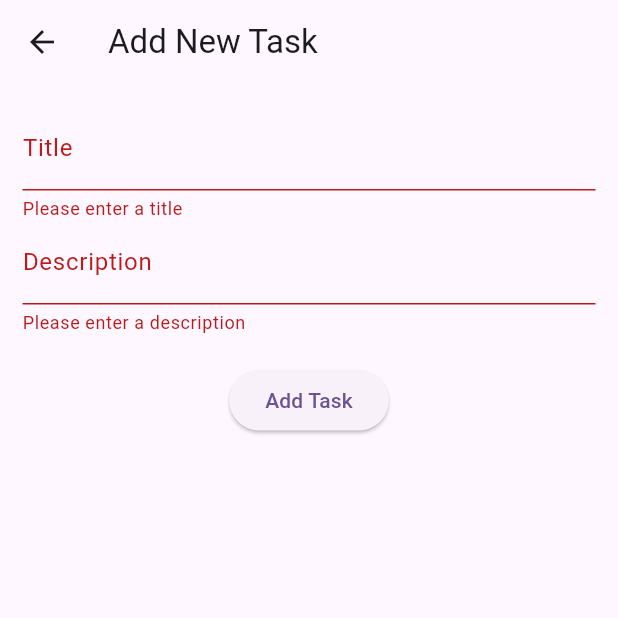
After one commit to frank7841/Task-Management-App, a Flutter app: the TaskDetailScreen screen opened directly, after a tap on "Add Task", on a phone screen of 412 x 824 dp, the top half of it. The commit adds this screen. Run offline on Flutter 3.47's test engine with Material 3 defaults, Android fonts, the phone set to English and light mode, and no system bars; our stand-ins replace firebase_core, flutter_riverpod, hive, hive_flutter; accounts and stored records are empty.

Commit message:
Added task details screen and task item screen

```diff
--- a/lib/screens/home_screen.dart
+++ b/lib/screens/home_screen.dart
@@ -1,6 +1,8 @@
 import 'package:flutter/material.dart';
 import 'package:flutter_riverpod/flutter_riverpod.dart';
 import 'package:task_management_app/providers/task_provider.dart';
+import 'package:task_management_app/screens/task_detail_screen.dart';
+import 'package:task_management_app/widgets/task_item.dart';
 
 import '../models/task.dart';
 
@@ -16,14 +18,7 @@ class HomeScreen extends ConsumerWidget {
         itemCount: tasks.length,
         itemBuilder: (context, index) {
           final task = tasks[index];
-          return ListTile(
-            title: Text(task.title),
-            subtitle: Text(task.description),
-            trailing: Checkbox(
-              value: task.isDone,
-              onChanged: (value) {},
-            ),
-          );
+          return TaskItem(task: task);
         },
       ),
       floatingActionButton: FloatingActionButton(
@@ -35,6 +30,7 @@ class HomeScreen extends ConsumerWidget {
                   description: 'Description ${tasks.length + 1}',
                 ),
               );
+          Navigator.push(context, MaterialPageRoute(builder: (_) => TaskDetailScreen()));
         },
         child: const Icon(Icons.add),
       ),
--- /dev/null
+++ b/lib/screens/task_detail_screen.dart
@@ -0,0 +1,70 @@
+import 'package:flutter/material.dart';
+import 'package:flutter_riverpod/flutter_riverpod.dart';
+
+import '../models/task.dart';
+import '../providers/task_provider.dart';
+
+class TaskDetailScreen extends ConsumerWidget{
+  final _basicFormKey = GlobalKey<FormState>();
+  final _titleController = TextEditingController();
+  final _descriptionController = TextEditingController();
+  @override
+  Widget build(BuildContext context, WidgetRef ref) {
+    return Scaffold(
+      appBar: AppBar(
+        title: const Text('Add New Task'),
+      ),
+      body: Padding(
+        padding: const EdgeInsets.all(15.0),
+        child: Form(
+          key: _basicFormKey,
+          child: Column(
+            children: [
+              TextFormField(
+                controller: _titleController,
+                decoration: const InputDecoration(
+                  labelText: 'Title',
+                ),
+                validator: (value) {
+                  if (value == null || value.isEmpty) {
+                    return 'Please enter a title';
+                  }
+                  return null;
+                },//Validate the form field to ensure it is not empty
+              ),
+              TextFormField(
+                controller: _descriptionController,
+                decoration: const InputDecoration(
+                  labelText: 'Description',
+                ),
+                validator: (value) {
+                  if (value == null || value.isEmpty) {
+                    return 'Please enter a description';
+                  }
+                  return null;
+                },//Validate the form field to ensure it is not empty
+              ),
+              const SizedBox(height: 20),
+              ElevatedButton(
+                onPressed: () {
+                  if (_basicFormKey.currentState!.validate()) {
+                    ref.read(taskListProvider.notifier).addTask(
+                      Task(
+                        id: DateTime.now().toString(),
+                        title: _titleController.text,
+                        description: _descriptionController.text,
+                      ),
+                    );
+                    Navigator.pop(context);
+                  }
+                },
+                child: const Text('Add Task'),
+              ),
+            ],
+          ),
+        ),
+
+      )
+    );
+  }
+}
--- /dev/null
+++ b/lib/widgets/task_item.dart
@@ -0,0 +1,20 @@
+import 'package:flutter/material.dart';
+
+import '../models/task.dart';
+
+class TaskItem extends StatelessWidget{
+  final Task task;
+  const TaskItem({super.key, required this.task});
+
+  @override
+  Widget build(BuildContext context) {
+    return ListTile(
+      title: Text(task.title),
+      subtitle: Text(task.description),
+      trailing: Checkbox(
+        value: task.isDone,
+        onChanged: (value) {},
+      ),
+    );
+     }
+}
```
